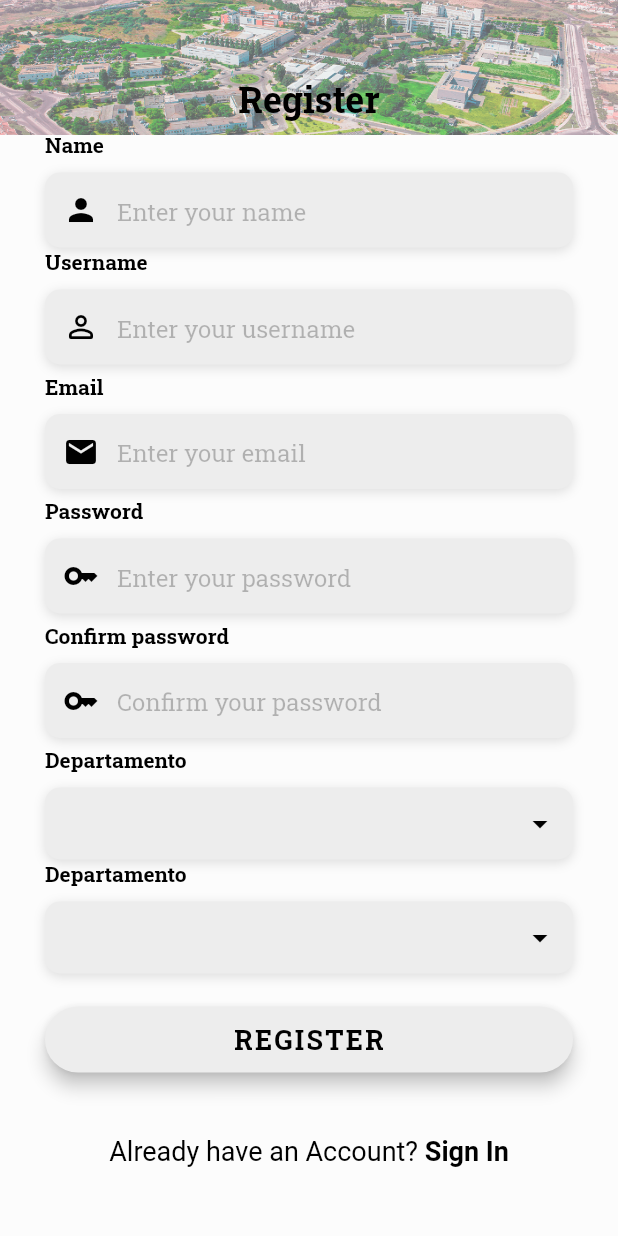
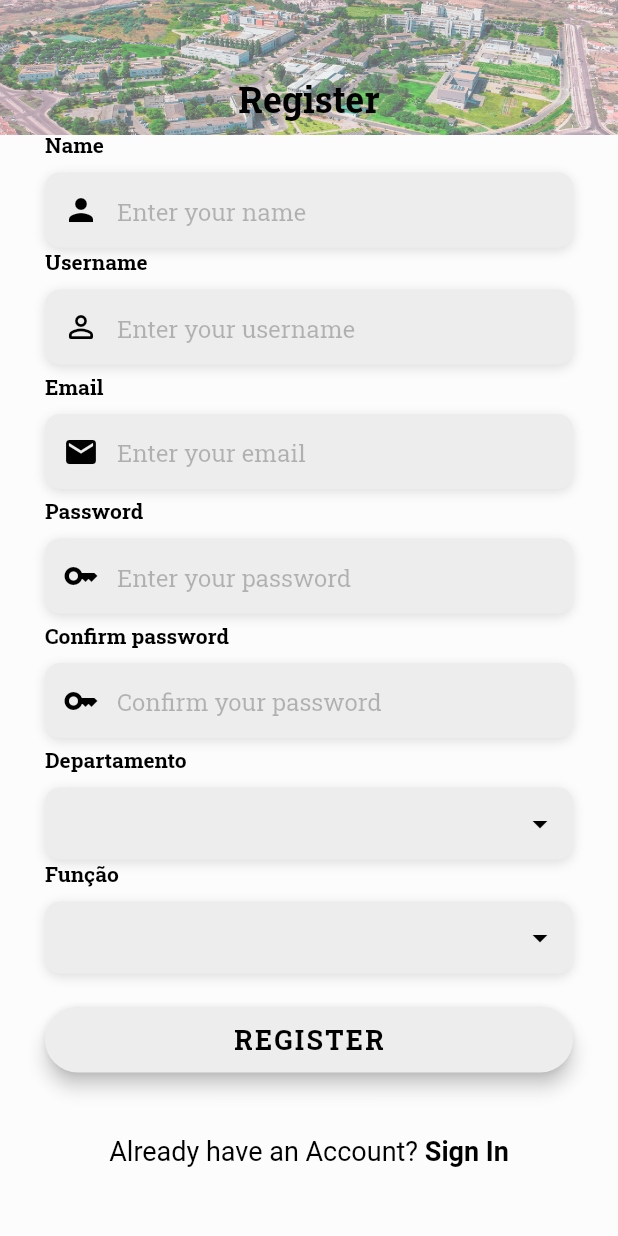
Before and after one commit to GMFields/FCTConnect, a Flutter app: the RegisterPage screen opened directly, on a phone screen of 412 x 824 dp. Run offline on Flutter 3.47's test engine with Material 2 defaults, Android fonts, the phone set to English and light mode, and no system bars; our stand-ins replace geolocator.

Commit message:
Bug fix e alterações no registo

```diff
--- a/lib/presentation/register_page.dart
+++ b/lib/presentation/register_page.dart
@@ -324,6 +324,7 @@ Future<void> registerButtonPressed(BuildContext context, String name, String use
         );
       },
     );
+    return;
   }
 
   if (!emailCompliant && !pwCompliant) {
@@ -335,6 +336,7 @@ Future<void> registerButtonPressed(BuildContext context, String name, String use
         );
       },
     );
+    return;
   }
   else if(!emailCompliant) {
     await showDialog(
@@ -345,6 +347,7 @@ Future<void> registerButtonPressed(BuildContext context, String name, String use
         );
       },
     );
+    return;
   }
 
     else if(!pwCompliant) {
@@ -356,6 +359,7 @@ Future<void> registerButtonPressed(BuildContext context, String name, String use
           );
         },
       );
+      return;
     }
     else {
     String res = await Authentication.registerUser(name, username, email, password, role, department);
@@ -465,7 +469,7 @@ Future<void> registerButtonPressed(BuildContext context, String name, String use
         crossAxisAlignment: CrossAxisAlignment.start,
         children: <Widget>[
           Text(
-            'Departamento',
+            'Função',
             style: kLabelStyle,
           ),
           const SizedBox(height: 10.0),
```
